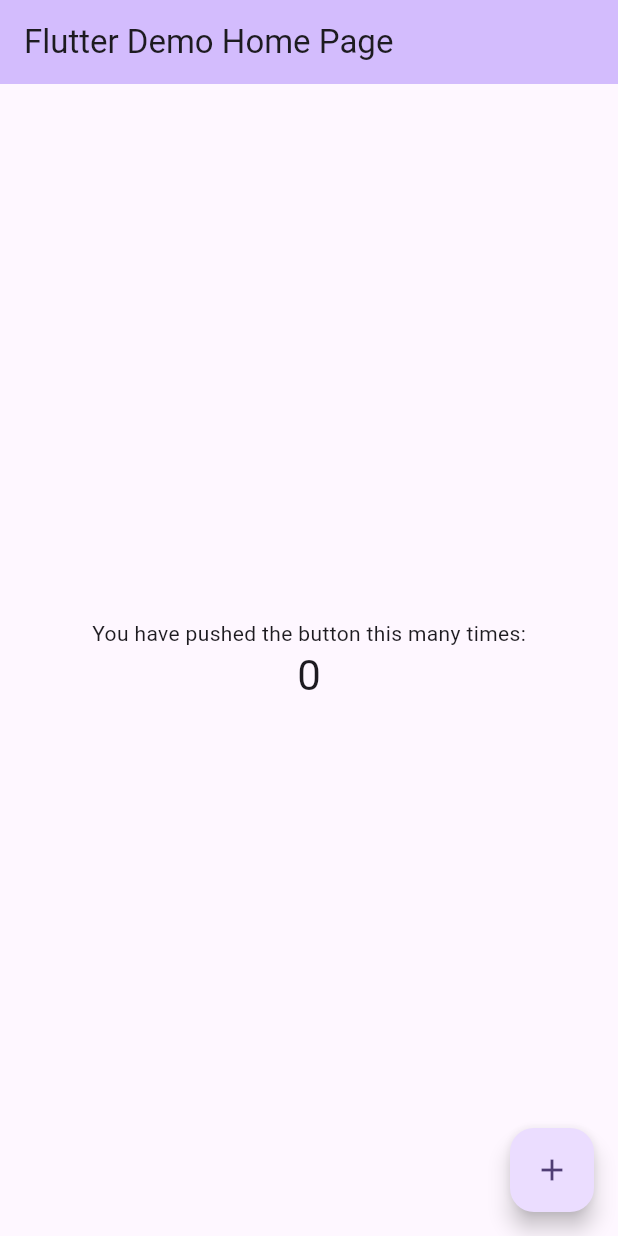
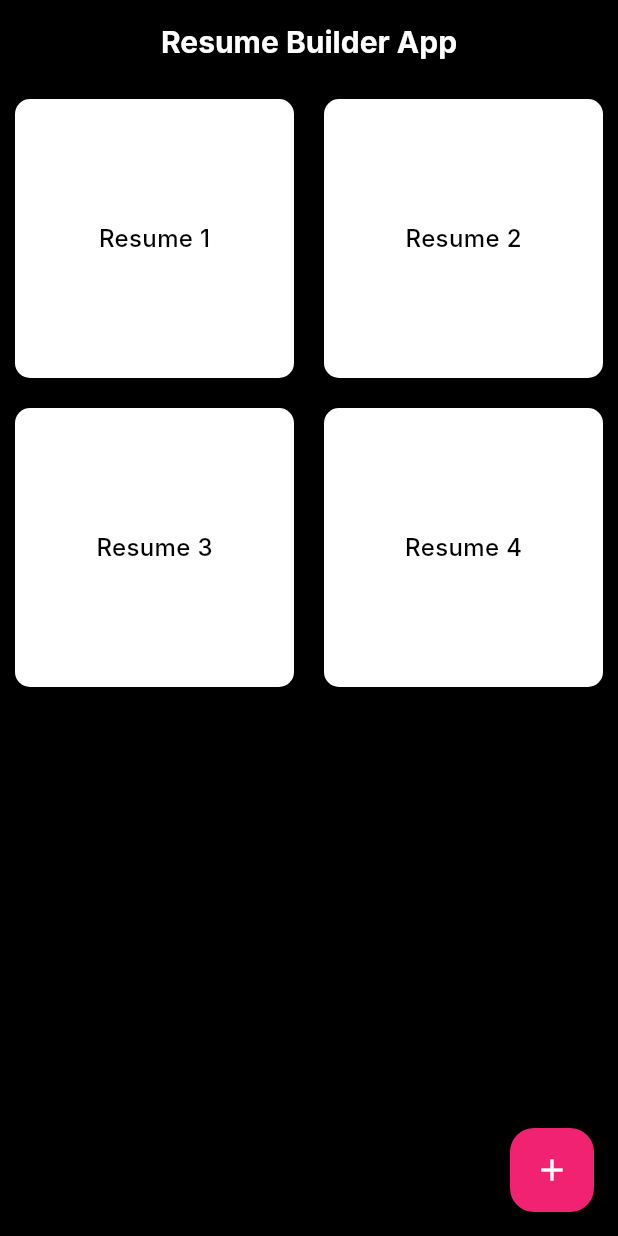
Before and after one commit to lalit127/lalit_pract_5, a Flutter app: the screen it shows after launch, on a phone screen of 412 x 824 dp. Run offline on Flutter 3.47's test engine with Material 3 defaults, Android fonts, the light colour scheme and no system bars; our stand-ins replace get, google_fonts, image_picker; Roboto replaces fonts that are missing (Inter).

Commit message:
common_tag_added

```diff
--- /dev/null
+++ b/lib/controller/home_controller.dart
@@ -0,0 +1,7 @@
+import 'package:get/get.dart';
+
+class HomeController extends GetxController{
+
+  RxList resumeList = [].obs;
+
+}
--- a/lib/main.dart
+++ b/lib/main.dart
@@ -1,4 +1,6 @@
 import 'package:flutter/material.dart';
+import 'package:get/get.dart';
+import 'package:lalit_pract_5/view/home_screen.dart';
 
 void main() {
   runApp(const MyApp());
@@ -6,120 +8,15 @@
 
 class MyApp extends StatelessWidget {
   const MyApp({super.key});
-
-  // This widget is the root of your application.
   @override
   Widget build(BuildContext context) {
-    return MaterialApp(
-      title: 'Flutter Demo',
+    return GetMaterialApp(
+      debugShowCheckedModeBanner: false,
+      title: 'Resume App',
       theme: ThemeData(
-        // This is the theme of your application.
-        //
-        // TRY THIS: Try running your application with "flutter run". You'll see
-        // the application has a purple toolbar. Then, without quitting the app,
-        // try changing the seedColor in the colorScheme below to Colors.green
-        // and then invoke "hot reload" (save your changes or press the "hot
-        // reload" button in a Flutter-supported IDE, or press "r" if you used
-        // the command line to start the app).
-        //
-        // Notice that the counter didn't reset back to zero; the application
-        // state is not lost during the reload. To reset the state, use hot
-        // restart instead.
-        //
-        // This works for code too, not just values: Most code changes can be
-        // tested with just a hot reload.
-        colorScheme: ColorScheme.fromSeed(seedColor: Colors.deepPurple),
         useMaterial3: true,
       ),
-      home: const MyHomePage(title: 'Flutter Demo Home Page'),
+      home: HomeScreen()
     );
   }
 }
-
-class MyHomePage extends StatefulWidget {
-  const MyHomePage({super.key, required this.title});
-
-  // This widget is the home page of your application. It is stateful, meaning
-  // that it has a State object (defined below) that contains fields that affect
-  // how it looks.
-
-  // This class is the configuration for the state. It holds the values (in this
-  // case the title) provided by the parent (in this case the App widget) and
-  // used by the build method of the State. Fields in a Widget subclass are
-  // always marked "final".
-
-  final String title;
-
-  @override
-  State<MyHomePage> createState() => _MyHomePageState();
-}
-
-class _MyHomePageState extends State<MyHomePage> {
-  int _counter = 0;
-
-  void _incrementCounter() {
-    setState(() {
-      // This call to setState tells the Flutter framework that something has
-      // changed in this State, which causes it to rerun the build method below
-      // so that the display can reflect the updated values. If we changed
-      // _counter without calling setState(), then the build method would not be
-      // called again, and so nothing would appear to happen.
-      _counter++;
-    });
-  }
-
-  @override
-  Widget build(BuildContext context) {
-    // This method is rerun every time setState is called, for instance as done
-    // by the _incrementCounter method above.
-    //
-    // The Flutter framework has been optimized to make rerunning build methods
-    // fast, so that you can just rebuild anything that needs updating rather
-    // than having to individually change instances of widgets.
-    return Scaffold(
-      appBar: AppBar(
-        // TRY THIS: Try changing the color here to a specific color (to
-        // Colors.amber, perhaps?) and trigger a hot reload to see the AppBar
-        // change color while the other colors stay the same.
-        backgroundColor: Theme.of(context).colorScheme.inversePrimary,
-        // Here we take the value from the MyHomePage object that was created by
-        // the App.build method, and use it to set our appbar title.
-        title: Text(widget.title),
-      ),
-      body: Center(
-        // Center is a layout widget. It takes a single child and positions it
-        // in the middle of the parent.
-        child: Column(
-          // Column is also a layout widget. It takes a list of children and
-          // arranges them vertically. By default, it sizes itself to fit its
-          // children horizontally, and tries to be as tall as its parent.
-          //
-          // Column has various properties to control how it sizes itself and
-          // how it positions its children. Here we use mainAxisAlignment to
-          // center the children vertically; the main axis here is the vertical
-          // axis because Columns are vertical (the cross axis would be
-          // horizontal).
-          //
-          // TRY THIS: Invoke "debug painting" (choose the "Toggle Debug Paint"
-          // action in the IDE, or press "p" in the console), to see the
-          // wireframe for each widget.
-          mainAxisAlignment: MainAxisAlignment.center,
-          children: <Widget>[
-            const Text(
-              'You have pushed the button this many times:',
-            ),
-            Text(
-              '$_counter',
-              style: Theme.of(context).textTheme.headlineMedium,
-            ),
-          ],
-        ),
-      ),
-      floatingActionButton: FloatingActionButton(
-        onPressed: _incrementCounter,
-        tooltip: 'Increment',
-        child: const Icon(Icons.add),
-      ), // This trailing comma makes auto-formatting nicer for build methods.
-    );
-  }
-}
--- /dev/null
+++ b/lib/view/home_screen.dart
@@ -0,0 +1,64 @@
+import 'package:flutter/material.dart';
+import 'package:get/get.dart';
+import 'package:lalit_pract_5/controller/home_controller.dart';
+import 'package:lalit_pract_5/utils/constants.dart';
+import 'package:lalit_pract_5/view/resume_screen.dart';
+import 'package:lalit_pract_5/widget/common_text.dart';
+
+class HomeScreen extends StatelessWidget {
+  HomeScreen({super.key});
+
+  final homeCon = Get.put<HomeController>(HomeController());
+
+  @override
+  Widget build(BuildContext context) {
+    return Scaffold(
+      backgroundColor: AppColor.black,
+      appBar: AppBar(
+        backgroundColor: AppColor.black,
+        title: const CommonText(
+          text: "Resume Builder App",
+          fontWeight: FontWeight.w700,
+          color: AppColor.white,
+          fontSize: 20,
+        ),
+        centerTitle: true,
+      ),
+      body: GridView.builder(
+        itemCount: 4,
+        gridDelegate:
+            const SliverGridDelegateWithFixedCrossAxisCount(crossAxisCount: 2),
+        itemBuilder: (context, index) {
+          index = index + 1;
+          return Padding(
+            padding: const EdgeInsets.all(10.0),
+            child: Container(
+              decoration: BoxDecoration(
+                color: AppColor.white,
+                borderRadius: BorderRadius.circular(10),
+              ),
+              child: Center(
+                child: CommonText(
+                  text: "Resume $index",
+                  color: AppColor.black,
+                ),
+              ),
+            ),
+          );
+        },
+      ),
+      floatingActionButton: FloatingActionButton(
+        onPressed: () {
+          Get.to(
+            ResumeScreen(),
+            transition: Transition.rightToLeftWithFade,
+            duration: const Duration(milliseconds: 300),
+          );
+        },
+        backgroundColor: AppColor.primary,
+        child: const Icon(Icons.add,color: AppColor.white,),
+
+      ),
+    );
+  }
+}
--- a/lib/widget/common_text.dart
+++ b/lib/widget/common_text.dart
@@ -9,6 +9,7 @@ class CommonText extends StatelessWidget {
   final FontWeight? fontWeight;
   final TextAlign? textAlign;
   final TextDecoration? underLine;
+  final TextStyle? style;
 
 
   const CommonText(
@@ -17,13 +18,13 @@ class CommonText extends StatelessWidget {
       this.fontSize,
       this.fontWeight,
       this.textAlign,
-      this.underLine});
+      this.underLine,this.style});
 
   @override
   Widget build(BuildContext context) {
     return Text(
       text ?? "",
-      style: TextStyle(
+      style: style??TextStyle(
         fontFamily: 'Inter',
         decoration: underLine ?? TextDecoration.none,
         fontWeight: fontWeight ?? FontWeight.w500,
--- a/lib/widget/common_text_field.dart
+++ b/lib/widget/common_text_field.dart
@@ -21,6 +21,7 @@ class CommonTextField extends StatelessWidget {
   bool? showLabelView;
   Color? fillColor;
   int? maxLength;
+  Widget? suffix;
   void Function(String)? onChanged;
 
 
@@ -41,6 +42,7 @@ class CommonTextField extends StatelessWidget {
       this.showLabelView,
       this.fillColor,
       this.maxLength,
+        this.suffix,
       this.onChanged});
 
   @override
@@ -55,8 +57,10 @@ class CommonTextField extends StatelessWidget {
       keyboardType: keyboardType,
       textInputAction: TextInputAction.newline,
       maxLines: maxLines ?? 1,
+      expands: maxLines != null?true:false,
       style: GoogleFonts.fredoka(fontWeight: FontWeight.w500, fontSize: 16, color: AppColor.black),
       decoration: InputDecoration(
+          suffixIcon: suffix,
         filled: true,
         isDense: true,
         fillColor: fillColor ?? AppColor.white,
--- a/pubspec.yaml
+++ b/pubspec.yaml
@@ -36,6 +36,9 @@ dependencies:
   # Use with the CupertinoIcons class for iOS style icons.
   cupertino_icons: ^1.0.2
   google_fonts: ^6.1.0
+  get: ^4.6.6
+  hive: ^2.2.3
+  image_picker: ^1.0.4
 
 dev_dependencies:
   flutter_test:
```
Also changed, not shown: lib/controller/resume_controller.dart (added, +73 -0 lines), lib/view/resume_screen.dart (added, +180 -0 lines), lib/widget/common_button.dart (+18 -12 lines), lib/widget/common_tag.dart (added, +60 -0 lines), pubspec.lock.
